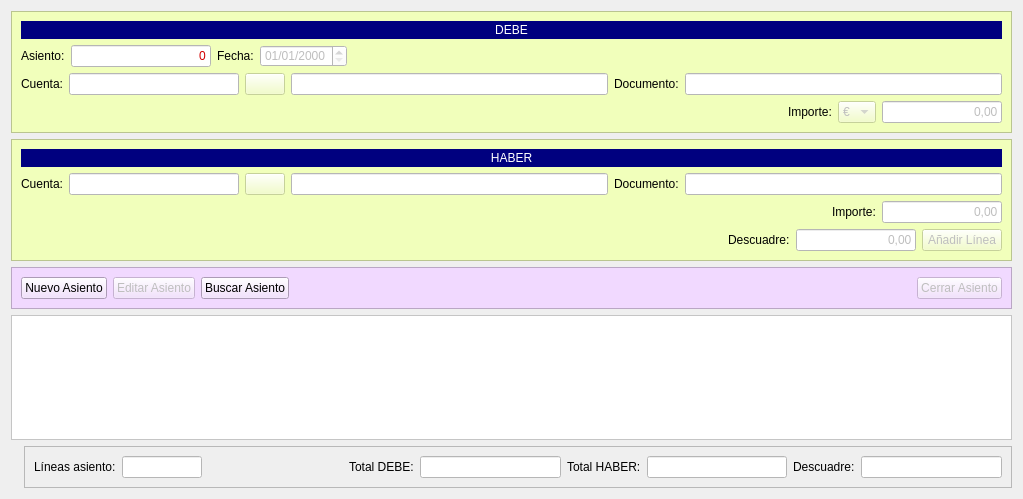
This is Zona_Contabilidad/frmentrada_apuntes.ui in arcnexus/RedFoX as Qt 5 draws it before an edit. The edited form follows.
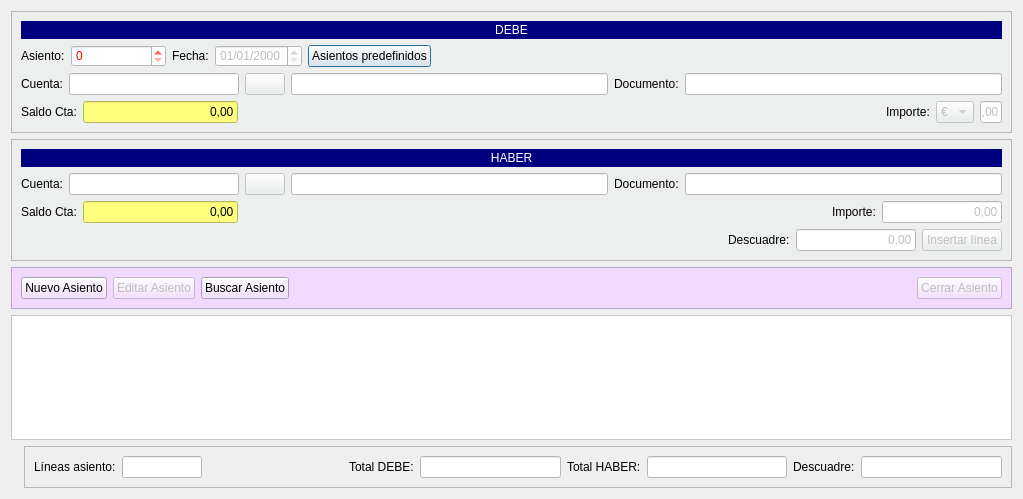
This is the edited form. Icons and pictures are not drawn.

Commit message: funcionalidad ventana asientos contables

```diff
--- a/Zona_Contabilidad/frmentrada_apuntes.ui
+++ b/Zona_Contabilidad/frmentrada_apuntes.ui
@@ -17,7 +17,8 @@
    <item row="0" column="0" colspan="2">
     <widget class="QFrame" name="frame">
      <property name="styleSheet">
-      <string notr="true">background-color: rgb(241, 255, 187);</string>
+      <string notr="true">background-color: #ecefed;
+</string>
      </property>
      <property name="frameShape">
       <enum>QFrame::StyledPanel</enum>
@@ -26,42 +27,7 @@
       <enum>QFrame::Raised</enum>
      </property>
      <layout class="QGridLayout" name="gridLayout">
-      <item row="3" column="4">
-       <widget class="QLineEdit" name="txtimporte_debe">
-        <property name="enabled">
-         <bool>false</bool>
-        </property>
-        <property name="maximumSize">
-         <size>
-          <width>120</width>
-          <height>16777215</height>
-         </size>
-        </property>
-        <property name="styleSheet">
-         <string notr="true">background-color: rgb(255, 255, 255);</string>
-        </property>
-        <property name="text">
-         <string>0,00</string>
-        </property>
-        <property name="alignment">
-         <set>Qt::AlignRight|Qt::AlignTrailing|Qt::AlignVCenter</set>
-        </property>
-       </widget>
-      </item>
-      <item row="3" column="1">
-       <spacer name="horizontalSpacer">
-        <property name="orientation">
-         <enum>Qt::Horizontal</enum>
-        </property>
-        <property name="sizeHint" stdset="0">
-         <size>
-          <width>747</width>
-          <height>20</height>
-         </size>
-        </property>
-       </spacer>
-      </item>
-      <item row="1" column="0" colspan="5">
+      <item row="1" column="0" colspan="6">
        <layout class="QHBoxLayout" name="horizontalLayout_3">
         <item>
          <widget class="QLabel" name="label">
@@ -71,25 +37,16 @@
          </widget>
         </item>
         <item>
-         <widget class="QLineEdit" name="txtnum_asiento">
-          <property name="enabled">
-           <bool>false</bool>
-          </property>
-          <property name="maximumSize">
+         <widget class="QSpinBox" name="txtnum_asiento">
+          <property name="minimumSize">
            <size>
-            <width>140</width>
-            <height>16777215</height>
+            <width>95</width>
+            <height>0</height>
            </size>
           </property>
           <property name="styleSheet">
            <string notr="true">background-color: rgb(255, 255, 255);
-color: rgb(209, 0, 0);</string>
-          </property>
-          <property name="text">
-           <string>0</string>
-          </property>
-          <property name="alignment">
-           <set>Qt::AlignRight|Qt::AlignTrailing|Qt::AlignVCenter</set>
+color: rgb(255, 0, 0);</string>
           </property>
          </widget>
         </item>
@@ -113,6 +70,13 @@
           </property>
          </widget>
         </item>
+        <item>
+         <widget class="QPushButton" name="pushButton">
+          <property name="text">
+           <string>Asientos predefinidos</string>
+          </property>
+         </widget>
+        </item>
         <item>
          <spacer name="horizontalSpacer_4">
           <property name="orientation">
@@ -128,14 +92,14 @@
         </item>
        </layout>
       </item>
-      <item row="3" column="2">
+      <item row="3" column="3">
        <widget class="QLabel" name="label_6">
         <property name="text">
          <string>Importe:</string>
         </property>
        </widget>
       </item>
-      <item row="3" column="3">
+      <item row="3" column="4">
        <widget class="QComboBox" name="cbo_moneda">
         <property name="enabled">
          <bool>false</bool>
@@ -157,7 +121,7 @@
         </item>
        </widget>
       </item>
-      <item row="2" column="0" colspan="5">
+      <item row="2" column="0" colspan="6">
        <layout class="QHBoxLayout" name="horizontalLayout_5">
         <item>
          <widget class="QLabel" name="label_3">
@@ -231,7 +195,7 @@
         </item>
        </layout>
       </item>
-      <item row="0" column="0" colspan="5">
+      <item row="0" column="0" colspan="6">
        <widget class="QLabel" name="label_18">
         <property name="minimumSize">
          <size>
@@ -251,13 +215,80 @@
         </property>
        </widget>
       </item>
+      <item row="3" column="5">
+       <widget class="QLineEdit" name="txtimporte_debe">
+        <property name="enabled">
+         <bool>false</bool>
+        </property>
+        <property name="maximumSize">
+         <size>
+          <width>120</width>
+          <height>16777215</height>
+         </size>
+        </property>
+        <property name="styleSheet">
+         <string notr="true">background-color: rgb(255, 255, 255);</string>
+        </property>
+        <property name="text">
+         <string>0,00</string>
+        </property>
+        <property name="alignment">
+         <set>Qt::AlignRight|Qt::AlignTrailing|Qt::AlignVCenter</set>
+        </property>
+       </widget>
+      </item>
+      <item row="3" column="2">
+       <spacer name="horizontalSpacer">
+        <property name="orientation">
+         <enum>Qt::Horizontal</enum>
+        </property>
+        <property name="sizeHint" stdset="0">
+         <size>
+          <width>747</width>
+          <height>20</height>
+         </size>
+        </property>
+       </spacer>
+      </item>
+      <item row="3" column="0">
+       <widget class="QLabel" name="label_14">
+        <property name="text">
+         <string>Saldo Cta:</string>
+        </property>
+       </widget>
+      </item>
+      <item row="3" column="1">
+       <widget class="QLineEdit" name="lineEdit">
+        <property name="minimumSize">
+         <size>
+          <width>155</width>
+          <height>0</height>
+         </size>
+        </property>
+        <property name="maximumSize">
+         <size>
+          <width>155</width>
+          <height>16777215</height>
+         </size>
+        </property>
+        <property name="styleSheet">
+         <string notr="true">background-color: rgb(255, 255, 127);</string>
+        </property>
+        <property name="text">
+         <string>0,00</string>
+        </property>
+        <property name="alignment">
+         <set>Qt::AlignRight|Qt::AlignTrailing|Qt::AlignVCenter</set>
+        </property>
+       </widget>
+      </item>
      </layout>
     </widget>
    </item>
    <item row="1" column="0" colspan="2">
     <widget class="QFrame" name="frame_4">
      <property name="styleSheet">
-      <string notr="true">background-color: rgb(241, 255, 187);</string>
+      <string notr="true">background-color: #ecefed;</string>
      </property>
      <property name="frameShape">
       <enum>QFrame::StyledPanel</enum>
@@ -362,6 +393,32 @@
       </item>
       <item>
        <layout class="QHBoxLayout" name="horizontalLayout_7">
+        <item>
+         <widget class="QLabel" name="label_19">
+          <property name="text">
+           <string>Saldo Cta:</string>
+          </property>
+         </widget>
+        </item>
+        <item>
+         <widget class="QLineEdit" name="lineEdit_2">
+          <property name="maximumSize">
+           <size>
+            <width>155</width>
+            <height>16777215</height>
+           </size>
+          </property>
+          <property name="styleSheet">
+           <string notr="true">background-color: rgb(255, 255, 127);</string>
+          </property>
+          <property name="text">
+           <string>0,00</string>
+          </property>
+          <property name="alignment">
+           <set>Qt::AlignRight|Qt::AlignTrailing|Qt::AlignVCenter</set>
+          </property>
+         </widget>
+        </item>
         <item>
          <spacer name="horizontalSpacer_3">
           <property name="orientation">
@@ -459,7 +516,7 @@
            <bool>false</bool>
           </property>
           <property name="text">
-           <string>Añadir Línea</string>
+           <string>Insertar línea</string>
           </property>
           <property name="icon">
            <iconset resource="../maya.qrc">
@@ -574,17 +631,6 @@
      </layout>
     </widget>
    </item>
-   <item row="3" column="0" colspan="2">
-    <widget class="QTableWidget" name="tabla_asientos">
-     <property name="styleSheet">
-      <string notr="true">background-color: rgb(255, 255, 255);
-alternate-background-color: rgb(255, 220, 255);</string>
-     </property>
-     <property name="alternatingRowColors">
-      <bool>true</bool>
-     </property>
-    </widget>
-   </item>
    <item row="4" column="0">
     <widget class="QLabel" name="label_7">
      <property name="maximumSize">
@@ -631,6 +677,9 @@
         <property name="styleSheet">
          <string notr="true">background-color: rgb(255, 255, 255);</string>
         </property>
+        <property name="alignment">
+         <set>Qt::AlignRight|Qt::AlignTrailing|Qt::AlignVCenter</set>
+        </property>
         <property name="readOnly">
          <bool>true</bool>
         </property>
@@ -661,6 +710,9 @@
         <property name="styleSheet">
          <string notr="true">background-color: rgb(255, 255, 255);</string>
         </property>
+        <property name="alignment">
+         <set>Qt::AlignRight|Qt::AlignTrailing|Qt::AlignVCenter</set>
+        </property>
         <property name="readOnly">
          <bool>true</bool>
         </property>
@@ -678,6 +730,9 @@
         <property name="styleSheet">
          <string notr="true">background-color: rgb(255, 255, 255);</string>
         </property>
+        <property name="alignment">
+         <set>Qt::AlignRight|Qt::AlignTrailing|Qt::AlignVCenter</set>
+        </property>
         <property name="readOnly">
          <bool>true</bool>
         </property>
@@ -695,6 +750,9 @@
         <property name="styleSheet">
          <string notr="true">background-color: rgb(255, 255, 255);</string>
         </property>
+        <property name="alignment">
+         <set>Qt::AlignRight|Qt::AlignTrailing|Qt::AlignVCenter</set>
+        </property>
         <property name="readOnly">
          <bool>true</bool>
         </property>
@@ -703,6 +761,23 @@
      </layout>
     </widget>
    </item>
+   <item row="3" column="0" colspan="2">
+    <widget class="QTableView" name="tabla_asientos">
+     <property name="styleSheet">
+      <string notr="true">background-color: rgb(255, 255, 255);
+alternate-background-color: rgb(255, 220, 255);</string>
+     </property>
+     <property name="alternatingRowColors">
+      <bool>true</bool>
+     </property>
+     <property name="selectionMode">
+      <enum>QAbstractItemView::SingleSelection</enum>
+     </property>
+     <property name="selectionBehavior">
+      <enum>QAbstractItemView::SelectRows</enum>
+     </property>
+    </widget>
+   </item>
   </layout>
   <zorder>tabla_asientos</zorder>
   <zorder>frame</zorder>
```
Left out of the diff: 1 changed line with no effect on the pictures. The commit also changes 5 other files.
